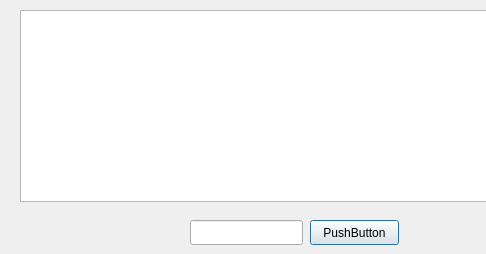
Above: qt_app/form_queryresult.ui from mehmetrizaoz/5_product_line_automation before the change; both pictures show x 0 to 486 and y 0 to 254 of the 713 by 254 pixel window. Below: the same form after it.
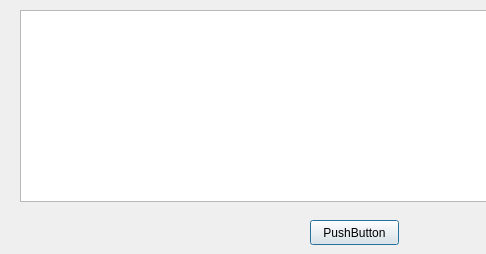
That is the form after the change.

```diff
--- a/qt_app/form_queryresult.ui
+++ b/qt_app/form_queryresult.ui
@@ -26,22 +26,6 @@
     </rect>
    </property>
   </widget>
-  <widget class="QLineEdit" name="lineEdit">
-   <property name="enabled">
-    <bool>true</bool>
-   </property>
-   <property name="geometry">
-    <rect>
-     <x>190</x>
-     <y>220</y>
-     <width>113</width>
-     <height>25</height>
-    </rect>
-   </property>
-   <property name="echoMode">
-    <enum>QLineEdit::Password</enum>
-   </property>
-  </widget>
   <widget class="QPushButton" name="pushButton">
    <property name="geometry">
     <rect>
```
